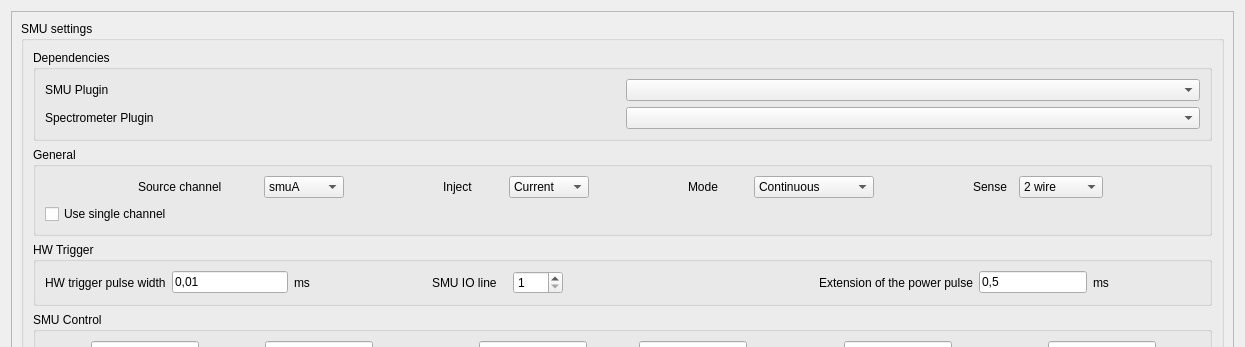
The window that plugins/SpecSMU-1.2.0/specSMU_settingsWidget.ui (pyIVLS/pyIVLS) describes before a commit, drawn with Qt 5; both pictures show x 0 to 1245 and y 0 to 347 of the 1245 by 764 pixel window.
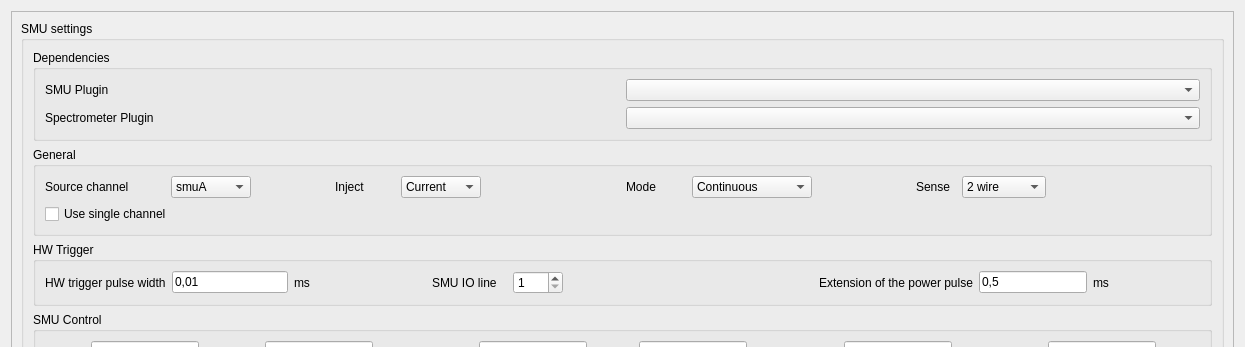
The same window after the commit.

What changed in the file:
```diff
--- a/plugins/SpecSMU-1.2.0/specSMU_settingsWidget.ui
+++ b/plugins/SpecSMU-1.2.0/specSMU_settingsWidget.ui
@@ -140,10 +140,23 @@
                    </item>
                   </widget>
                  </item>
+                 <item>
+                  <spacer name="horizontalSpacer_4">
+                   <property name="orientation">
+                    <enum>Qt::Horizontal</enum>
+                   </property>
+                   <property name="sizeHint" stdset="0">
+                    <size>
+                     <width>40</width>
+                     <height>20</height>
+                    </size>
+                   </property>
+                  </spacer>
+                 </item>
                 </layout>
                </item>
                <item>
-                <layout class="QHBoxLayout" name="HBoxLayout_inject" stretch="0,0">
+                <layout class="QHBoxLayout" name="HBoxLayout_inject" stretch="0,0,0">
                  <item>
                   <widget class="QLabel" name="label_inject">
                    <property name="sizePolicy">
@@ -192,6 +205,19 @@
                    </item>
                   </widget>
                  </item>
+                 <item>
+                  <spacer name="horizontalSpacer_5">
+                   <property name="orientation">
+                    <enum>Qt::Horizontal</enum>
+                   </property>
+                   <property name="sizeHint" stdset="0">
+                    <size>
+                     <width>40</width>
+                     <height>20</height>
+                    </size>
+                   </property>
+                  </spacer>
+                 </item>
                 </layout>
                </item>
                <item>
@@ -249,10 +275,23 @@
                    </item>
                   </widget>
                  </item>
+                 <item>
+                  <spacer name="horizontalSpacer_6">
+                   <property name="orientation">
+                    <enum>Qt::Horizontal</enum>
+                   </property>
+                   <property name="sizeHint" stdset="0">
+                    <size>
+                     <width>40</width>
+                     <height>20</height>
+                    </size>
+                   </property>
+                  </spacer>
+                 </item>
                 </layout>
                </item>
                <item>
-                <layout class="QHBoxLayout" name="HBoxLayout_sourceSenseMode" stretch="0,0">
+                <layout class="QHBoxLayout" name="HBoxLayout_sourceSenseMode" stretch="0,0,0">
                  <item>
                   <widget class="QLabel" name="label_sourceSenseMode">
                    <property name="sizePolicy">
@@ -306,6 +345,19 @@
                    </item>
                   </widget>
                  </item>
+                 <item>
+                  <spacer name="horizontalSpacer_7">
+                   <property name="orientation">
+                    <enum>Qt::Horizontal</enum>
+                   </property>
+                   <property name="sizeHint" stdset="0">
+                    <size>
+                     <width>40</width>
+                     <height>20</height>
+                    </size>
+                   </property>
+                  </spacer>
+                 </item>
                 </layout>
                </item>
               </layout>
```
Left out of the diff: 2 changed lines with no effect on the pictures.
